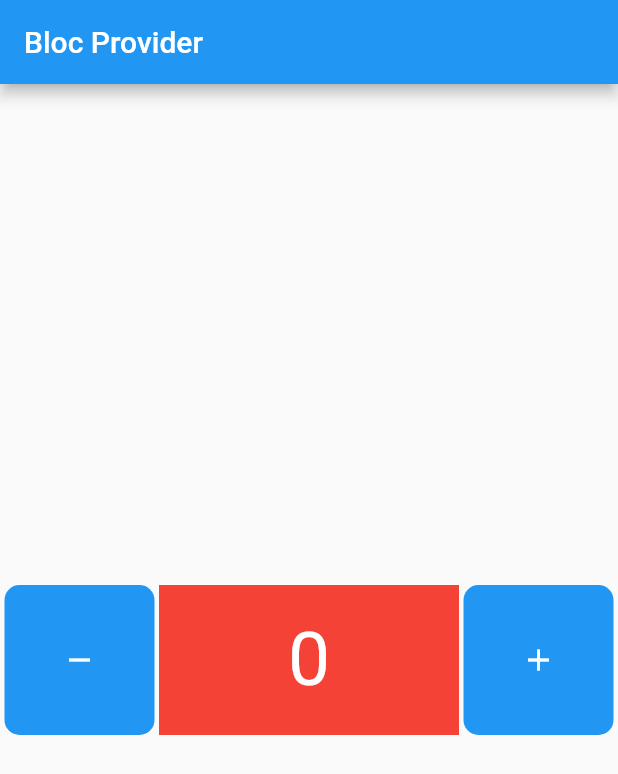
After one commit to dima5fahrul/belajar-bloc, a Flutter app: the HomePagePart7 screen opened directly, on a phone screen of 412 x 824 dp. The commit adds this screen. Shown: the top 774 px of the screen. Run offline on Flutter 3.47's test engine with Material 2 defaults, Android fonts, the phone set to English and light mode, and no system bars; our stand-ins replace bloc, elegant_notification, flutter_bloc; statements that could not run were skipped.

Commit message:
bloc: part 6 - bloc provider

```diff
--- a/lib/main.dart
+++ b/lib/main.dart
@@ -1,10 +1,12 @@
 import 'package:belajar_bloc/part1/stream.dart';
 import 'package:belajar_bloc/part2/cubit.dart';
 import 'package:belajar_bloc/part3/observer_cubit.dart';
+import 'package:belajar_bloc/part4/bloc/counter.dart';
 import 'package:belajar_bloc/part4/pages/home_page.dart';
 import 'package:belajar_bloc/part5/pages/home_page.dart';
 import 'package:belajar_bloc/part6/pages/home_page.dart';
 import 'package:flutter/material.dart';
+import 'package:flutter_bloc/flutter_bloc.dart';
 
 void main() {
   runApp(const MyApp());
@@ -16,12 +18,22 @@ class MyApp extends StatelessWidget {
   // This widget is the root of your application.
   @override
   Widget build(BuildContext context) {
-    return MaterialApp(
-      title: 'Flutter Demo',
-      theme: ThemeData(
-        primarySwatch: Colors.blue,
+    // return MaterialApp(
+    //   title: 'Flutter Demo',
+    //   theme: ThemeData(
+    //     primarySwatch: Colors.blue,
+    //   ),
+    //   home: HomePagePart7(),
+    // );
+    return BlocProvider(
+      create: (context) => Counter(),
+      child: MaterialApp(
+        title: 'Flutter Demo',
+        theme: ThemeData(
+          primarySwatch: Colors.blue,
+        ),
+        home: HomePagePart7(),
       ),
-      home: HomePagePart6(),
     );
   }
 }
--- /dev/null
+++ b/lib/part7/bloc/counter.dart
@@ -0,0 +1,25 @@
+import 'package:bloc/bloc.dart';
+
+class Counter extends Cubit<int> {
+  Counter({this.initialition = 0}) : super(initialition);
+
+  int initialition;
+
+  void increment() => emit(state + 1);
+
+  void decrement() => emit(state - 1);
+
+  @override
+  void onChange(Change<int> change) {
+    // TODO: implement onChange
+    super.onChange(change);
+    print(change);
+  }
+
+  @override
+  void onError(Object error, StackTrace stackTrace) {
+    // TODO: implement onError
+    super.onError(error, stackTrace);
+    print(error);
+  }
+}
--- /dev/null
+++ b/lib/part7/pages/center_widget.dart
@@ -0,0 +1,29 @@
+import 'package:belajar_bloc/part4/bloc/counter.dart';
+import 'package:flutter_bloc/flutter_bloc.dart';
+import 'package:flutter/material.dart';
+
+class CenterWidget extends StatelessWidget {
+  const CenterWidget({
+    super.key,
+  });
+
+  @override
+  Widget build(BuildContext context) {
+    final counter = BlocProvider.of<Counter>(context);
+
+    return Center(
+      child: BlocBuilder<Counter, int>(
+        bloc: counter,
+        builder: (context, state) {
+          return Text(
+            '$state',
+            style: const TextStyle(
+              fontSize: 50,
+              color: Colors.white,
+            ),
+          );
+        },
+      ),
+    );
+  }
+}
--- /dev/null
+++ b/lib/part7/pages/data_widget.dart
@@ -0,0 +1,20 @@
+import 'package:belajar_bloc/part4/bloc/counter.dart';
+import 'package:flutter/material.dart';
+import 'package:flutter_bloc/flutter_bloc.dart';
+import 'center_widget.dart';
+
+class DataWidget extends StatelessWidget {
+  const DataWidget({
+    super.key,
+  });
+
+  @override
+  Widget build(BuildContext context) {
+    return Container(
+      color: Colors.red,
+      width: 200,
+      height: 100,
+      child: const CenterWidget(),
+    );
+  }
+}
--- /dev/null
+++ b/lib/part7/pages/home_page.dart
@@ -0,0 +1,48 @@
+import 'package:belajar_bloc/part4/bloc/counter.dart';
+import 'package:elegant_notification/elegant_notification.dart';
+import 'package:flutter/material.dart';
+import 'package:flutter/src/widgets/framework.dart';
+import 'package:flutter/src/widgets/placeholder.dart';
+import 'package:flutter_bloc/flutter_bloc.dart';
+import 'data_widget.dart';
+import 'increment_widget.dart';
+
+class HomePagePart7 extends StatelessWidget {
+  @override
+  Widget build(BuildContext context) {
+    final counter = BlocProvider.of<Counter>(context);
+
+    return Scaffold(
+      appBar: AppBar(
+        title: const Text('Bloc Provider'),
+      ),
+      body: Center(
+        child: Row(
+          mainAxisAlignment: MainAxisAlignment.spaceEvenly,
+          children: [
+            Material(
+              color: Colors.blue,
+              borderRadius: BorderRadius.circular(10),
+              child: InkWell(
+                onTap: () {
+                  counter.decrement();
+                },
+                borderRadius: BorderRadius.circular(10),
+                child: const SizedBox(
+                  width: 100,
+                  height: 100,
+                  child: Icon(
+                    Icons.remove,
+                    color: Colors.white,
+                  ),
+                ),
+              ),
+            ),
+            const DataWidget(),
+            const IncrementWidget(),
+          ],
+        ),
+      ),
+    );
+  }
+}
--- /dev/null
+++ b/lib/part7/pages/increment_widget.dart
@@ -0,0 +1,33 @@
+import 'package:belajar_bloc/part4/bloc/counter.dart';
+import 'package:flutter_bloc/flutter_bloc.dart';
+import 'package:flutter/material.dart';
+
+class IncrementWidget extends StatelessWidget {
+  const IncrementWidget({
+    super.key,
+  });
+
+  @override
+  Widget build(BuildContext context) {
+    final counter = BlocProvider.of<Counter>(context);
+
+    return Material(
+      color: Colors.blue,
+      borderRadius: BorderRadius.circular(10),
+      child: InkWell(
+        onTap: () {
+          counter.increment();
+        },
+        borderRadius: BorderRadius.circular(10),
+        child: const SizedBox(
+          width: 100,
+          height: 100,
+          child: Icon(
+            Icons.add,
+            color: Colors.white,
+          ),
+        ),
+      ),
+    );
+  }
+}
```
